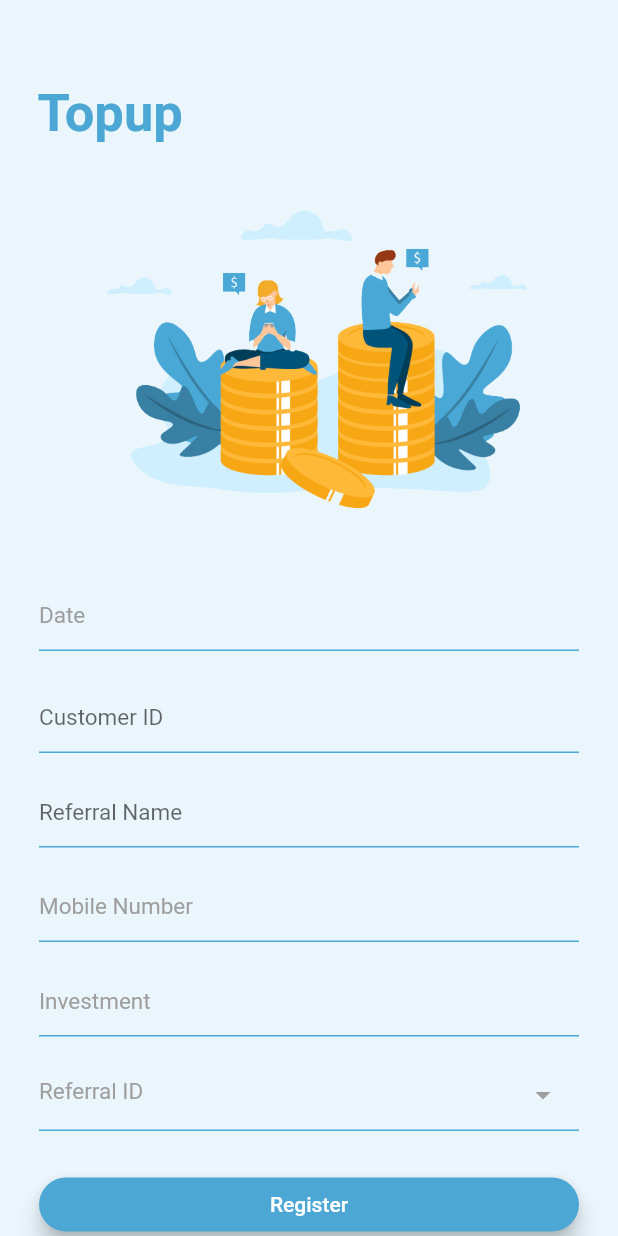
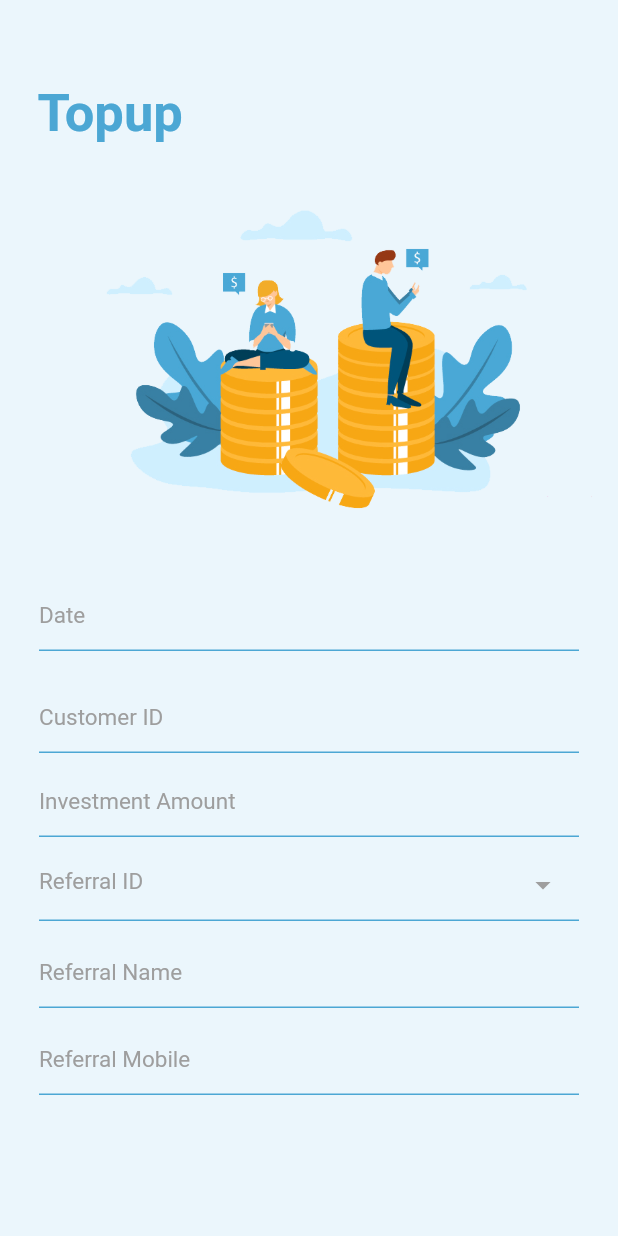
Before and after one commit to vscodeguru/uts-guru, a Flutter app: the Topup screen opened by its route, on a phone screen of 412 x 824 dp. Run offline on Flutter 3.47's test engine with Material 2 defaults, Android fonts, the phone set to English and light mode, and no system bars; our stand-ins replace carousel_pro, flutter_svg.

```diff
--- a/lib/Registration/topup.dart
+++ b/lib/Registration/topup.dart
@@ -47,9 +47,11 @@ class _TopupState extends State<Topup> {
       body: Container(
         color: Helper.hexColor('#ebf6fc'),
         child: SingleChildScrollView(
-          scrollDirection: Axis.vertical,
-          child: Padding(
-            padding: EdgeInsets.only(left: 10.0, right: 10.0),
+          child: Stack(
+            alignment: Alignment.bottomCenter,
+            children: <Widget>[
+              Container(
+                margin: EdgeInsets.symmetric(horizontal: 10),
                 child: Column(
                   crossAxisAlignment: CrossAxisAlignment.start,
                   children: <Widget>[
@@ -72,7 +74,6 @@ class _TopupState extends State<Topup> {
                       width: double.infinity,
                       decoration: BoxDecoration(
                         image: DecorationImage(
-                      //    fit: BoxFit.cover,
                           image: ExactAssetImage(
                             'assets/Images/crowd.png',
                           ),
@@ -82,10 +83,10 @@ class _TopupState extends State<Topup> {
                     Form(
                       child: Container(
                         width: double.infinity,
-                    height: MediaQuery.of(context).size.height * 0.79,
+                        height: MediaQuery.of(context).size.height * 0.72,
                         child: Padding(
-                      padding:
-                          EdgeInsets.only(left: 16.0, right: 16.0, top: 15.0),
+                          padding: EdgeInsets.only(
+                              left: 16.0, right: 16.0, top: 15.0),
                           child: Column(
                             crossAxisAlignment: CrossAxisAlignment.start,
                             children: <Widget>[
@@ -127,22 +128,22 @@ class _TopupState extends State<Topup> {
                                 height: 20,
                               ),
                               TextFormField(
-                            onFieldSubmitted: (term) {
-                              FocusScope.of(context).requestFocus(dateFocus);
-                            },
-                            controller: nameController,
-                            focusNode: nameFocus,
+
+                                 maxLength: 10,
+                                keyboardType: TextInputType.number,
+                                inputFormatters: [
+                                  WhitelistingTextInputFormatter.digitsOnly
+                                ],
                                 buildCounter: (BuildContext context,
                                         {int currentLength,
                                         int maxLength,
                                         bool isFocused}) =>
                                     null,
-                            maxLength: 25,
                                 textInputAction: TextInputAction.next,
                                 decoration: InputDecoration(
                                   hintText: 'Customer ID',
                                   hintStyle: TextStyle(
-                                  //  color: Helper.hexColor('#e6ecef'),
+                                      color: Colors.grey,
                                       fontSize: 15.0),
                                   focusedBorder: UnderlineInputBorder(
                                     borderSide: BorderSide(
@@ -157,40 +158,7 @@ class _TopupState extends State<Topup> {
                                 ),
                               ),
                               SizedBox(
-                            height: 15,
-                          ),
-                          TextFormField(
-                            onFieldSubmitted: (term) {
-                              FocusScope.of(context).requestFocus(dateFocus);
-                            },
-                            controller: nameController,
-                            focusNode: nameFocus,
-                            buildCounter: (BuildContext context,
-                                    {int currentLength,
-                                    int maxLength,
-                                    bool isFocused}) =>
-                                null,
-                            maxLength: 25,
-                            textInputAction: TextInputAction.next,
-                            decoration: InputDecoration(
-                              hintText: 'Referral Name',
-                              hintStyle: TextStyle(
-                                  //  color: Helper.hexColor('#e6ecef'),
-                                  fontSize: 15.0),
-                              focusedBorder: UnderlineInputBorder(
-                                borderSide: BorderSide(
-                                  color: Helper.hexColor('#4ca7d4'),
-                                ),
-                              ),
-                              enabledBorder: UnderlineInputBorder(
-                                borderSide: BorderSide(
-                                  color: Helper.hexColor('#4ca7d4'),
-                                ),
-                              ),
-                            ),
-                          ),
-                          SizedBox(
-                            height: 15,
+                                height: 8,
                               ),
                               TextFormField(
                                 onFieldSubmitted: (term) {
@@ -213,22 +181,108 @@ class _TopupState extends State<Topup> {
                                 decoration: InputDecoration(
                                   focusedBorder: UnderlineInputBorder(
                                     borderSide: BorderSide(
-                                      color: Helper.hexColor('#4ca7d4'))),
+                                      color: Helper.hexColor('#4ca7d4'),
+                                    ),
+                                  ),
                                   enabledBorder: UnderlineInputBorder(
                                     borderSide: BorderSide(
-                                      color: Helper.hexColor('#4ca7d4'))),
-                              hintText: 'Mobile Number',
-                              hintStyle:
-                                  TextStyle(color: Colors.grey, fontSize: 15.0),
+                                      color: Helper.hexColor('#4ca7d4'),
+                                    ),
+                                  ),
+                                  hintText: 'Investment Amount',
+                                  hintStyle: TextStyle(
+                                      color: Colors.grey, fontSize: 15.0),
                                 ),
                               ),
                               SizedBox(
-                            height: 15,
+                                height: 8,
+                              ),
+                              TextField(
+                                onTap: () {
+                                  showSearch<String>(
+                                          context: context,
+                                          delegate: DataSearch())
+                                      .then(
+                                    (data) {
+                                      setState(() {
+                                        print('tapped');
+                                      });
+                                    },
+                                  );
+                                },
+                                buildCounter: (BuildContext context,
+                                        {int currentLength,
+                                        int maxLength,
+                                        bool isFocused}) =>
+                                    null,
+                                maxLength: 10,
+                                controller: referralController,
+                                focusNode: referralFocus,
+                                keyboardType: null,
+                                decoration: InputDecoration(
+                                  suffixIcon: IconButton(
+                                    icon: Icon(
+                                      Icons.arrow_drop_down,
+                                      color: Colors.grey,
+                                    ),
+                                    onPressed: () {
+                                      showSearch(
+                                          context: context,
+                                          delegate: DataSearch());
+                                      // Navigator.push<String>(context, MaterialPageRoute(
+                                      //   builder: (ctxt){
+                                      //      return SearchListExample();
+                                      //   }
+                                      // ));
+                                    },
+                                  ),
+                                  focusedBorder: UnderlineInputBorder(
+                                    borderSide: BorderSide(
+                                      color: Helper.hexColor('#4ca7d4'),
+                                    ),
+                                  ),
+                                  enabledBorder: UnderlineInputBorder(
+                                    borderSide: BorderSide(
+                                      color: Helper.hexColor('#4ca7d4'),
+                                    ),
+                                  ),
+                                  hintText: 'Referral ID ',
+                                  hintStyle: TextStyle(
+                                      color: Colors.grey, fontSize: 15.0),
+                                ),
+                              ),
+                              SizedBox(
+                                height: 10,
+                              ),
+                              TextFormField(
+
+                                buildCounter: (BuildContext context,
+                                        {int currentLength,
+                                        int maxLength,
+                                        bool isFocused}) =>
+                                    null,
+
+                                decoration: InputDecoration(
+                                  focusedBorder: UnderlineInputBorder(
+                                    borderSide: BorderSide(
+                                      color: Helper.hexColor('#4ca7d4'),
+                                    ),
+                                  ),
+                                  enabledBorder: UnderlineInputBorder(
+                                    borderSide: BorderSide(
+                                      color: Helper.hexColor('#4ca7d4'),
+                                    ),
+                                  ),
+                                  hintText: 'Referral Name',
+                                  hintStyle: TextStyle(
+                                      color: Colors.grey, fontSize: 15.0),
+                                ),
+                              ),
+                              SizedBox(
+                                height: 10,
                               ),
                               TextFormField(
                                 controller: investmentController,
-                            focusNode: investmenFocus,
-                            textInputAction: TextInputAction.next,
                                 buildCounter: (BuildContext context,
                                         {int currentLength,
                                         int maxLength,
@@ -250,80 +304,13 @@ class _TopupState extends State<Topup> {
                                       color: Helper.hexColor('#4ca7d4'),
                                     ),
                                   ),
-                              hintText: 'Investment',
-                              hintStyle:
-                                  TextStyle(color: Colors.grey, fontSize: 15.0),
+                                  hintText: 'Referral Mobile',
+                                  hintStyle: TextStyle(
+                                      color: Colors.grey, fontSize: 15.0),
                                 ),
                               ),
                               SizedBox(
                                 height: 15,
-                          ),
-                          TextField(
-                            onTap: () {
-                              showSearch(
-                                  context: context, delegate: DataSearch());
-                              //   Navigator.push<String>(context, MaterialPageRoute(
-                              //     builder: (ctx) {
-                              //      return Searchwidget();
-                              //   },
-                              //   )).then((data) {
-                              //    setState(() {
-                              //      print('tapped');
-                              //      tecCityController.text = data;
-                              //     });
-                              //  });
-                            },
-                            buildCounter: (BuildContext context,
-                                    {int currentLength,
-                                    int maxLength,
-                                    bool isFocused}) =>
-                                null,
-                            maxLength: 10,
-                            controller: referralController,
-                            focusNode: referralFocus,
-                            keyboardType: null,
-                            decoration: InputDecoration(
-                              suffixIcon: IconButton(
-                                icon: Icon(
-                                  Icons.arrow_drop_down,
-                                  color: Colors.grey,
-                                ),
-                                onPressed: () {
-                                  showSearch(
-                                      context: context, delegate: DataSearch());
-                                },
-                              ),
-                              focusedBorder: UnderlineInputBorder(
-                                borderSide: BorderSide(
-                                  color: Helper.hexColor('#4ca7d4'),
-                                ),
-                              ),
-                              enabledBorder: UnderlineInputBorder(
-                                borderSide: BorderSide(
-                                  color: Helper.hexColor('#4ca7d4'),
-                                ),
-                              ),
-                              hintText: 'Referral ID ',
-                              hintStyle:
-                                  TextStyle(color: Colors.grey, fontSize: 15.0),
-                            ),
-                          ),
-                          SizedBox(
-                            height: 25,
-                          ),
-                          SizedBox(
-                            width: double.infinity,
-                            child: RaisedButton(
-                              elevation: 6,
-                              color: Helper.hexColor('#4ca7d4'),
-                              shape: RoundedRectangleBorder(
-                                  borderRadius: BorderRadius.circular(20.0)),
-                              child: Text(
-                                'Register',
-                              ),
-                              textColor: Colors.white,
-                              onPressed: () {},
-                            ),
                               ),
                             ],
                           ),
@@ -332,6 +319,27 @@ class _TopupState extends State<Topup> {
                     ),
                   ],
                 ),
+              ),
+              Container(
+                  margin: EdgeInsets.symmetric(horizontal: 15),
+                  child: SizedBox(
+                    width: double.infinity,
+                    // child:  Progress()
+                    child: RaisedButton(
+                      elevation: 6.0,
+                      color: Helper.hexColor('#4ca7d4'),
+                      shape: RoundedRectangleBorder(
+                          borderRadius: BorderRadius.circular(20.0)),
+                      child: Text(
+                        'Register',
+                      ),
+                      textColor: Colors.white,
+                      onPressed: () {
+                        setState(() {});
+                      },
+                    ),
+                  )),
+            ],
           ),
         ),
       ),
--- a/lib/SplashScreen/splash.dart
+++ b/lib/SplashScreen/splash.dart
@@ -20,7 +20,7 @@ class _SplashWidgetState extends State<SplashWidget> {
   }
 
   Future<Timer> loadData() async {
-    return new Timer(Duration(seconds: 2), onDoneLoading);
+    return new Timer(Duration(seconds: 0), onDoneLoading);
   }
 
   onDoneLoading() async {
```
Also changed, not shown: lib/Registration/registration.dart (+48 -46 lines), lib/buttonAnimation.dart (+20 -6 lines), lib/progressbutton.dart (deleted, +0 -76 lines). Lines whose indentation alone changed are shown as unchanged.
